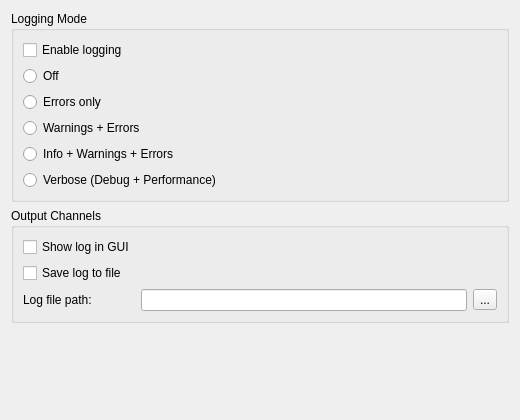
This is settings/loggingpane.ui in Rostislav62/OCRtoODT-Qt as Qt 5 draws it before an edit. The edited form follows.
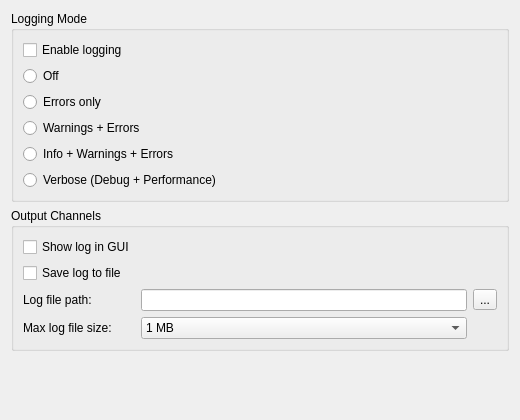
This is the edited form.

The edit to the form file:
```diff
--- a/settings/loggingpane.ui
+++ b/settings/loggingpane.ui
@@ -109,6 +109,36 @@
        </widget>
       </item>
 
+      <item row="3" column="0">
+       <widget class="QLabel" name="lblMaxSize">
+        <property name="text">
+         <string>Max log file size:</string>
+        </property>
+       </widget>
+      </item>
+
+      <item row="3" column="1">
+       <widget class="QComboBox" name="cmbMaxSize">
+        <item>
+         <property name="text">
+          <string>1 MB</string>
+         </property>
+        </item>
+        <item>
+         <property name="text">
+          <string>2 MB</string>
+         </property>
+        </item>
+        <item>
+         <property name="text">
+          <string>5 MB</string>
+         </property>
+        </item>
+       </widget>
+      </item>
+
+
+
       <item row="2" column="1">
        <widget class="QLineEdit" name="editFilePath"/>
       </item>
```
